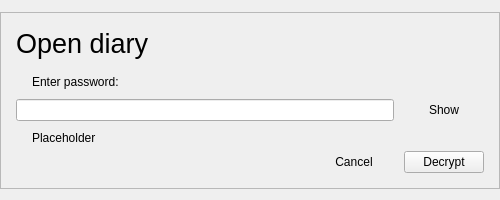
First picture: the form in src/gui/promptpassword.ui, repository someretical/TheoreticalDiary, before the edit.
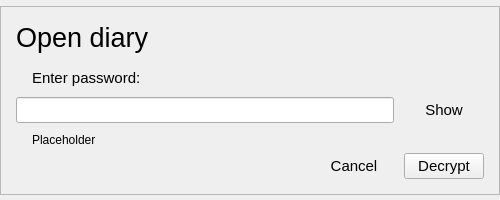
Second picture: the form after the edit.

```diff
--- a/src/gui/promptpassword.ui
+++ b/src/gui/promptpassword.ui
@@ -111,6 +111,11 @@
         </item>
         <item row="1" column="1">
          <widget class="QLineEdit" name="password">
+          <property name="font">
+           <font>
+            <pointsize>11</pointsize>
+           </font>
+          </property>
           <property name="maxLength">
            <number>256</number>
           </property>
@@ -121,6 +126,11 @@
         </item>
         <item row="1" column="2">
          <widget class="QPushButton" name="show_button">
+          <property name="font">
+           <font>
+            <pointsize>11</pointsize>
+           </font>
+          </property>
           <property name="cursor">
            <cursorShape>PointingHandCursor</cursorShape>
           </property>
@@ -137,6 +147,11 @@
         </item>
         <item row="0" column="1">
          <widget class="QLabel" name="label">
+          <property name="font">
+           <font>
+            <pointsize>11</pointsize>
+           </font>
+          </property>
           <property name="text">
            <string>Enter password:</string>
           </property>
@@ -160,6 +175,11 @@
         </property>
         <item row="0" column="1">
          <widget class="QPushButton" name="cancel_button">
+          <property name="font">
+           <font>
+            <pointsize>11</pointsize>
+           </font>
+          </property>
           <property name="cursor">
            <cursorShape>PointingHandCursor</cursorShape>
           </property>
@@ -176,6 +196,11 @@
         </item>
         <item row="0" column="2">
          <widget class="QPushButton" name="decrypt_button">
+          <property name="font">
+           <font>
+            <pointsize>11</pointsize>
+           </font>
+          </property>
           <property name="cursor">
            <cursorShape>PointingHandCursor</cursorShape>
           </property>
```
